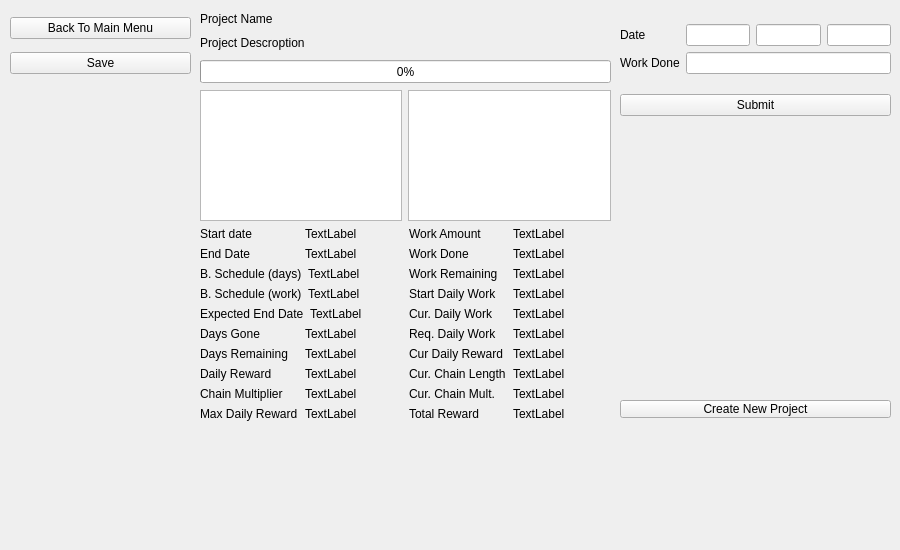
Before: the Qt Designer form Projects/projectswindow.ui in polub333/ProjectsManager, drawn with Qt 5.
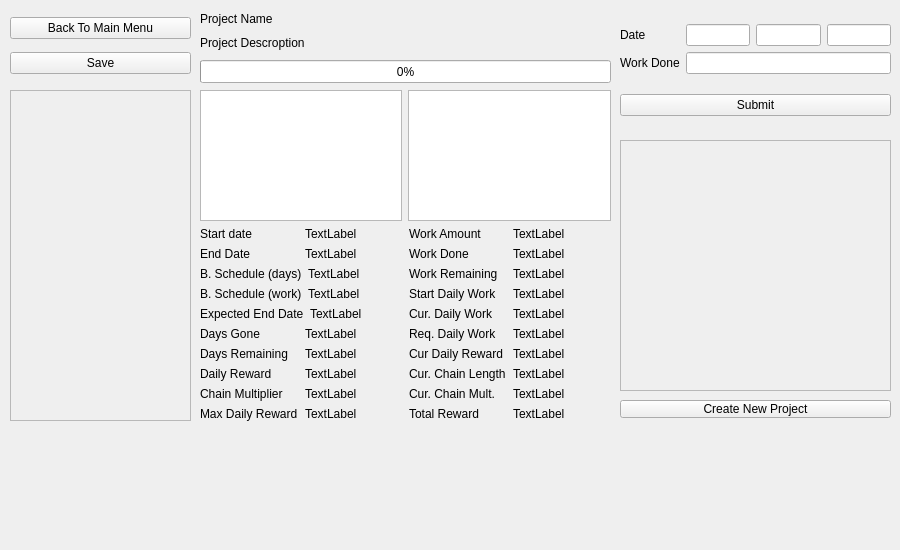
After: the same form once the commit is applied.

Commit message: Projects and subprojects layouts has been wrapped into scroll areas

```diff
--- a/Projects/projectswindow.ui
+++ b/Projects/projectswindow.ui
@@ -410,17 +410,6 @@
     </item>
    </layout>
   </widget>
-  <widget class="QWidget" name="verticalLayoutWidget_2">
-   <property name="geometry">
-    <rect>
-     <x>620</x>
-     <y>140</y>
-     <width>271</width>
-     <height>251</height>
-    </rect>
-   </property>
-   <layout class="QVBoxLayout" name="projectsLayout"/>
-  </widget>
   <widget class="QWidget" name="verticalLayoutWidget_3">
    <property name="geometry">
     <rect>
@@ -499,17 +488,6 @@
     <number>0</number>
    </property>
   </widget>
-  <widget class="QWidget" name="verticalLayoutWidget_6">
-   <property name="geometry">
-    <rect>
-     <x>10</x>
-     <y>90</y>
-     <width>181</width>
-     <height>331</height>
-    </rect>
-   </property>
-   <layout class="QVBoxLayout" name="subprojectsLayout"/>
-  </widget>
   <widget class="QWidget" name="verticalLayoutWidget_7">
    <property name="geometry">
     <rect>
@@ -575,6 +553,62 @@
     </item>
    </layout>
   </widget>
+  <widget class="QScrollArea" name="scrollArea">
+   <property name="geometry">
+    <rect>
+     <x>10</x>
+     <y>90</y>
+     <width>181</width>
+     <height>331</height>
+    </rect>
+   </property>
+   <property name="widgetResizable">
+    <bool>true</bool>
+   </property>
+   <widget class="QWidget" name="scrollAreaWidgetContents_2">
+    <property name="geometry">
+     <rect>
+      <x>0</x>
+      <y>0</y>
+      <width>179</width>
+      <height>329</height>
+     </rect>
+    </property>
+    <layout class="QVBoxLayout" name="verticalLayout_8">
+     <item>
+      <layout class="QVBoxLayout" name="subprojectsLayout"/>
+     </item>
+    </layout>
+   </widget>
+  </widget>
+  <widget class="QScrollArea" name="scrollArea_2">
+   <property name="geometry">
+    <rect>
+     <x>620</x>
+     <y>140</y>
+     <width>271</width>
+     <height>251</height>
+    </rect>
+   </property>
+   <property name="widgetResizable">
+    <bool>true</bool>
+   </property>
+   <widget class="QWidget" name="scrollAreaWidgetContents">
+    <property name="geometry">
+     <rect>
+      <x>0</x>
+      <y>0</y>
+      <width>269</width>
+      <height>249</height>
+     </rect>
+    </property>
+    <layout class="QVBoxLayout" name="verticalLayout_7">
+     <item>
+      <layout class="QVBoxLayout" name="projectsLayout"/>
+     </item>
+    </layout>
+   </widget>
+  </widget>
  </widget>
  <resources/>
  <connections/>
```
The commit also changes 1 other file.
